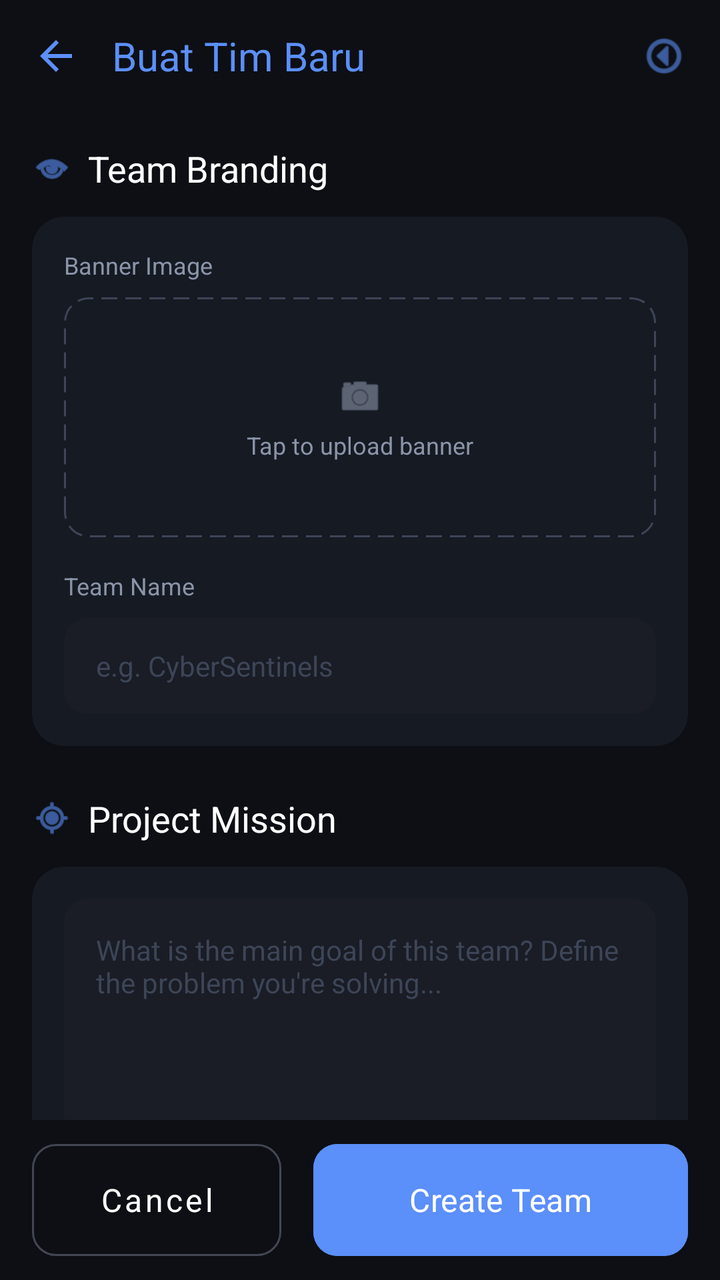
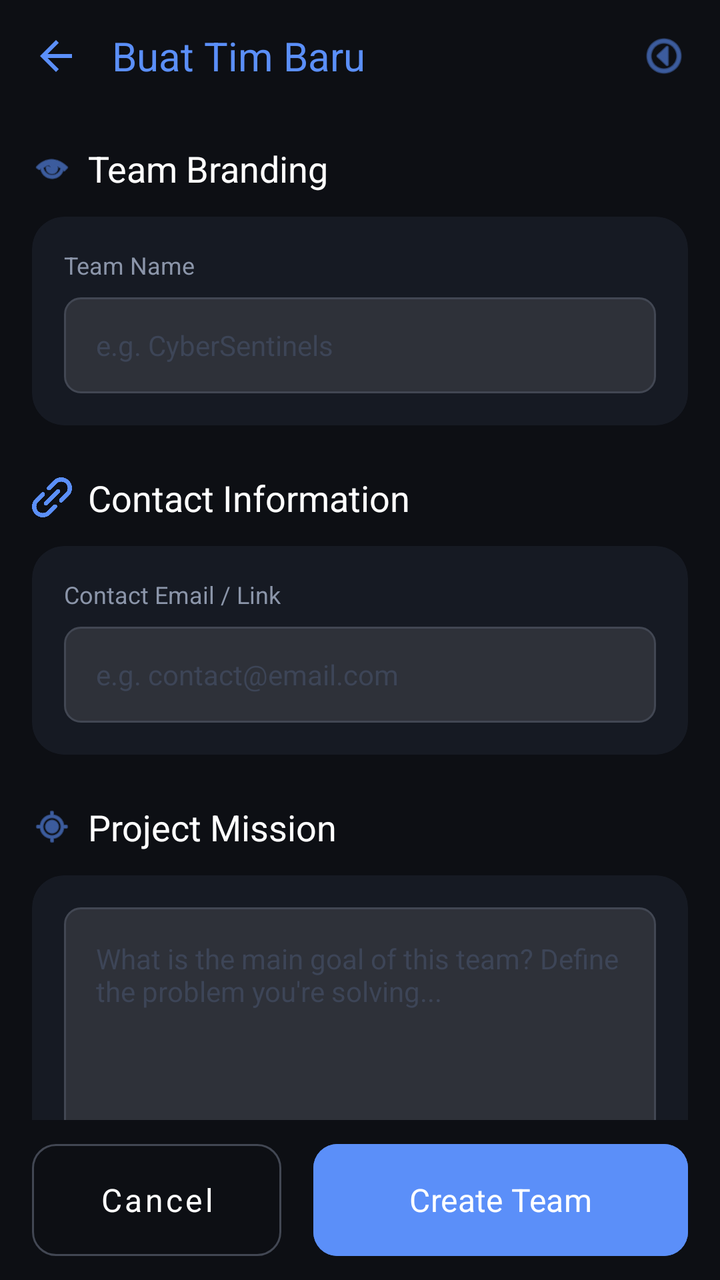

Two renders of the same Android screen: before a commit and after it. Below are the layout's source before the change and the commit's diff.
<!-- AndroidManifest.xml: application theme Theme.Joko -->
<!-- res/layout/activity_create_team.xml -->
<?xml version="1.0" encoding="utf-8"?>
<RelativeLayout xmlns:android="http://schemas.android.com/apk/res/android"
    xmlns:app="http://schemas.android.com/apk/res-auto"
    android:layout_width="match_parent"
    android:layout_height="match_parent"
    android:background="@color/bg_base">

    
    <LinearLayout
        android:id="@+id/header"
        android:layout_width="match_parent"
        android:layout_height="56dp"
        android:gravity="center_vertical"
        android:orientation="horizontal"
        android:paddingHorizontal="16dp">

        <ImageView
            android:id="@+id/btn_back"
            android:layout_width="24dp"
            android:layout_height="24dp"
            android:src="@drawable/abc_ic_ab_back_material"
            app:tint="@color/primary"
            android:clickable="true"
            android:focusable="true"
            android:background="?attr/selectableItemBackgroundBorderless"/>

        <TextView
            android:layout_width="0dp"
            android:layout_height="wrap_content"
            android:layout_marginStart="16dp"
            android:layout_weight="1"
            android:fontFamily="sans-serif-black"
            android:text="Buat Tim Baru"
            android:textColor="@color/primary"
            android:textSize="20sp" />

        <ImageView
            android:layout_width="24dp"
            android:layout_height="24dp"
            android:src="@android:drawable/ic_menu_more"
            app:tint="@color/primary"
            android:rotation="90"/>
    </LinearLayout>

    <androidx.core.widget.NestedScrollView
        android:layout_width="match_parent"
        android:layout_height="match_parent"
        android:layout_above="@id/bottom_bar"
        android:layout_below="@id/header">

        <LinearLayout
            android:layout_width="match_parent"
            android:layout_height="wrap_content"
            android:orientation="vertical"
            android:padding="16dp">

            
            <LinearLayout
                android:layout_width="match_parent"
                android:layout_height="wrap_content"
                android:gravity="center_vertical"
                android:orientation="horizontal">
                <ImageView
                    android:layout_width="20dp"
                    android:layout_height="20dp"
                    android:src="@android:drawable/ic_menu_view"
                    app:tint="@color/primary" />
                <TextView
                    android:layout_width="wrap_content"
                    android:layout_height="wrap_content"
                    android:layout_marginStart="8dp"
                    android:fontFamily="sans-serif-black"
                    android:text="Team Branding"
                    android:textColor="@color/white"
                    android:textSize="18sp" />
            </LinearLayout>

            <androidx.cardview.widget.CardView
                android:layout_width="match_parent"
                android:layout_height="wrap_content"
                android:layout_marginTop="12dp"
                app:cardBackgroundColor="@color/bg_surface"
                app:cardCornerRadius="16dp"
                app:cardElevation="0dp">

                <LinearLayout
                    android:layout_width="match_parent"
                    android:layout_height="wrap_content"
                    android:orientation="vertical"
                    android:padding="16dp">

                    <TextView
                        android:layout_width="wrap_content"
                        android:layout_height="wrap_content"
                        android:text="Banner Image"
                        android:textColor="@color/text_secondary"
                        android:textSize="12sp" />

                    <FrameLayout
                        android:layout_width="match_parent"
                        android:layout_height="120dp"
                        android:layout_marginTop="8dp"
                        android:background="@drawable/bg_dashed_border">

                        <LinearLayout
                            android:layout_width="wrap_content"
                            android:layout_height="wrap_content"
                            android:layout_gravity="center"
                            android:gravity="center"
                            android:orientation="vertical">
                            <ImageView
                                android:layout_width="24dp"
                                android:layout_height="24dp"
                                android:src="@android:drawable/ic_menu_camera"
                                app:tint="@color/text_secondary" />
                            <TextView
                                android:layout_width="wrap_content"
                                android:layout_height="wrap_content"
                                android:layout_marginTop="4dp"
                                android:text="Tap to upload banner"
                                android:textColor="@color/text_secondary"
                                android:textSize="12sp" />
                        </LinearLayout>
                    </FrameLayout>

                    <TextView
                        android:layout_width="wrap_content"
                        android:layout_height="wrap_content"
                        android:layout_marginTop="16dp"
                        android:text="Team Name"
                        android:textColor="@color/text_secondary"
                        android:textSize="12sp" />

                    <EditText
                        android:layout_width="match_parent"
                        android:layout_height="48dp"
                        android:layout_marginTop="8dp"
                        android:background="@drawable/bg_status_badge"
                        android:hint="e.g. CyberSentinels"
                        android:paddingHorizontal="16dp"
                        android:textColor="@color/white"
                        android:textColorHint="@color/text_disabled"
                        android:textSize="14sp" />
                </LinearLayout>
            </androidx.cardview.widget.CardView>

            
            <LinearLayout
                android:layout_width="match_parent"
                android:layout_height="wrap_content"
                android:layout_marginTop="24dp"
                android:gravity="center_vertical"
                android:orientation="horizontal">
                <ImageView
                    android:layout_width="20dp"
                    android:layout_height="20dp"
                    android:src="@android:drawable/ic_menu_mylocation"
                    app:tint="@color/primary" />
                <TextView
                    android:layout_width="wrap_content"
                    android:layout_height="wrap_content"
                    android:layout_marginStart="8dp"
                    android:fontFamily="sans-serif-black"
                    android:text="Project Mission"
                    android:textColor="@color/white"
                    android:textSize="18sp" />
            </LinearLayout>

            <androidx.cardview.widget.CardView
                android:layout_width="match_parent"
                android:layout_height="wrap_content"
                android:layout_marginTop="12dp"
                app:cardBackgroundColor="@color/bg_surface"
                app:cardCornerRadius="16dp"
                app:cardElevation="0dp"
                app:contentPadding="16dp">

                <EditText
                    android:layout_width="match_parent"
                    android:layout_height="120dp"
                    android:background="@drawable/bg_status_badge"
                    android:gravity="top"
                    android:hint="What is the main goal of this team? Define the problem you're solving..."
                    android:padding="16dp"
                    android:textColor="@color/white"
                    android:textColorHint="@color/text_disabled"
                    android:textSize="14sp" />
            </androidx.cardview.widget.CardView>

            
            <LinearLayout
                android:layout_width="match_parent"
                android:layout_height="wrap_content"
                android:layout_marginTop="24dp"
                android:gravity="center_vertical"
                android:orientation="horizontal">
                <ImageView
                    android:layout_width="20dp"
                    android:layout_height="20dp"
                    android:src="@android:drawable/ic_menu_agenda"
                    app:tint="@color/primary" />
                <TextView
                    android:layout_width="wrap_content"
                    android:layout_height="wrap_content"
                    android:layout_marginStart="8dp"
                    android:fontFamily="sans-serif-black"
                    android:text="Recruitment Details"
                    android:textColor="@color/white"
                    android:textSize="18sp" />
            </LinearLayout>

            <LinearLayout
                android:layout_width="match_parent"
                android:layout_height="wrap_content"
                android:layout_marginTop="12dp"
                android:orientation="horizontal">

                <LinearLayout
                    android:layout_width="0dp"
                    android:layout_height="wrap_content"
                    android:layout_weight="1"
                    android:orientation="vertical">
                    <TextView
                        android:layout_width="wrap_content"
                        android:layout_height="wrap_content"
                        android:text="Total Slots"
                        android:textColor="@color/text_secondary"
                        android:textSize="12sp" />
                    <LinearLayout
                        android:layout_width="match_parent"
                        android:layout_height="48dp"
                        android:layout_marginTop="8dp"
                        android:background="@drawable/bg_status_badge"
                        android:gravity="center_vertical"
                        android:paddingHorizontal="16dp">
                        <ImageView
                            android:layout_width="16dp"
                            android:layout_height="16dp"
                            android:src="@drawable/ic_team"
                            app:tint="@color/text_secondary" />
                        <EditText
                            android:layout_width="match_parent"
                            android:layout_height="match_parent"
                            android:layout_marginStart="8dp"
                            android:background="@android:color/transparent"
                            android:inputType="number"
                            android:text="4"
                            android:textColor="@color/white"
                            android:textSize="14sp" />
                    </LinearLayout>
                </LinearLayout>

                <LinearLayout
                    android:layout_width="0dp"
                    android:layout_height="wrap_content"
                    android:layout_marginStart="16dp"
                    android:layout_weight="1"
                    android:orientation="vertical">
                    <TextView
                        android:layout_width="wrap_content"
                        android:layout_height="wrap_content"
                        android:text="Project Type"
                        android:textColor="@color/text_secondary"
                        android:textSize="12sp" />
                    <Spinner
                        android:layout_width="match_parent"
                        android:layout_height="48dp"
                        android:layout_marginTop="8dp"
                        android:background="@drawable/bg_status_badge"
                        android:paddingHorizontal="16dp" />
                </LinearLayout>
            </LinearLayout>

            
            <LinearLayout
                android:layout_width="match_parent"
                android:layout_height="wrap_content"
                android:layout_marginTop="24dp"
                android:gravity="center_vertical"
                android:orientation="horizontal">
                <ImageView
                    android:layout_width="20dp"
                    android:layout_height="20dp"
                    android:src="@android:drawable/ic_menu_manage"
                    app:tint="@color/primary" />
                <TextView
                    android:layout_width="wrap_content"
                    android:layout_height="wrap_content"
                    android:layout_marginStart="8dp"
                    android:fontFamily="sans-serif-black"
                    android:text="Desired Stack"
                    android:textColor="@color/white"
                    android:textSize="18sp" />
            </LinearLayout>

            <androidx.cardview.widget.CardView
                android:layout_width="match_parent"
                android:layout_height="wrap_content"
                android:layout_marginTop="12dp"
                app:cardBackgroundColor="@color/bg_surface"
                app:cardCornerRadius="16dp"
                app:cardElevation="0dp"
                app:contentPadding="16dp">

                <LinearLayout
                    android:layout_width="match_parent"
                    android:layout_height="wrap_content"
                    android:orientation="vertical">

                    <com.google.android.material.chip.ChipGroup
                        android:id="@+id/chip_group_stack"
                        android:layout_width="match_parent"
                        android:layout_height="wrap_content"
                        app:chipSpacingHorizontal="8dp"
                        app:chipSpacingVertical="8dp">

                        

                    </com.google.android.material.chip.ChipGroup>

                    <LinearLayout
                        android:layout_width="match_parent"
                        android:layout_height="wrap_content"
                        android:layout_marginTop="16dp"
                        android:orientation="horizontal">
                        <EditText
                            android:id="@+id/et_add_stack"
                            android:layout_width="0dp"
                            android:layout_height="48dp"
                            android:layout_weight="1"
                            android:background="@drawable/bg_status_badge"
                            android:hint="Add technology..."
                            android:paddingHorizontal="16dp"
                            android:textColor="@color/white"
                            android:textColorHint="@color/text_disabled"
                            android:textSize="14sp" />
                        <com.google.android.material.button.MaterialButton
                            android:id="@+id/btn_add_stack"
                            android:layout_width="56dp"
                            android:layout_height="48dp"
                            android:layout_marginStart="12dp"
                            android:backgroundTint="@color/primary"
                            app:cornerRadius="12dp"
                            app:icon="@android:drawable/ic_input_add"
                            app:iconGravity="textStart"
                            app:iconPadding="0dp"
                            app:iconTint="@color/white"
                            android:insetTop="0dp"
                            android:insetBottom="0dp"/>
                    </LinearLayout>
                </LinearLayout>
            </androidx.cardview.widget.CardView>

            <View
                android:layout_width="match_parent"
                android:layout_height="32dp" />

        </LinearLayout>
    </androidx.core.widget.NestedScrollView>

    
    <LinearLayout
        android:id="@+id/bottom_bar"
        android:layout_width="match_parent"
        android:layout_height="80dp"
        android:layout_alignParentBottom="true"
        android:background="@color/bg_base"
        android:gravity="center_vertical"
        android:orientation="horizontal"
        android:paddingHorizontal="16dp">

        <com.google.android.material.button.MaterialButton
            android:id="@+id/btn_cancel"
            style="@style/Widget.MaterialComponents.Button.OutlinedButton"
            android:layout_width="0dp"
            android:layout_height="56dp"
            android:layout_weight="1"
            android:fontFamily="sans-serif-black"
            android:text="Cancel"
            android:textAllCaps="false"
            android:textColor="@color/white"
            android:textSize="16sp"
            app:cornerRadius="12dp"
            app:strokeColor="@color/outline_variant"
            android:insetTop="0dp"
            android:insetBottom="0dp"/>

        <com.google.android.material.button.MaterialButton
            android:id="@+id/btn_create_team"
            android:layout_width="0dp"
            android:layout_height="56dp"
            android:layout_marginStart="16dp"
            android:layout_weight="1.5"
            android:backgroundTint="@color/primary"
            android:fontFamily="sans-serif-black"
            android:text="Create Team"
            android:textAllCaps="false"
            android:textColor="@color/white"
            android:textSize="16sp"
            app:cornerRadius="12dp"
            android:insetTop="0dp"
            android:insetBottom="0dp"/>
    </LinearLayout>

</RelativeLayout>
<!-- resources referenced by this layout -->
<resources>
  <color name="bg_base">#0D0F14</color>
  <color name="bg_surface">#161A23</color>
  <color name="outline_variant">#424753</color>
  <color name="primary">#5B8FF9</color>
  <color name="text_disabled">#3D4557</color>
  <color name="text_secondary">#8B95A9</color>
  <color name="white">#FFFFFFFF</color>
  <!-- drawable bg_dashed_border (drawable) -->
  <?xml version="1.0" encoding="utf-8"?>
  <shape xmlns:android="http://schemas.android.com/apk/res/android">
      <stroke
          android:width="1dp"
          android:color="@color/text_disabled"
          android:dashWidth="8dp"
          android:dashGap="4dp" />
      <corners android:radius="12dp" />
  </shape>
  <!-- drawable bg_status_badge (drawable) -->
  <?xml version="1.0" encoding="utf-8"?>
  <shape xmlns:android="http://schemas.android.com/apk/res/android">
      <solid android:color="#1A1D26" />
      <corners android:radius="12dp" />
  </shape>
  <!-- drawable ic_team: png bitmap (drawable, 10889 bytes) -->
  <style name="Theme.Joko" parent="Base.Theme.Joko" />
  <style name="Base.Theme.Joko" parent="Theme.Material3.DayNight.NoActionBar">
          <item name="colorPrimary">@color/primary</item>
          <item name="android:statusBarColor">@color/bg_base</item>
          <item name="android:windowBackground">@color/bg_base</item>
  
          
          <item name="fontFamily">@font/font_body</item>
  
          <item name="textAppearanceHeadlineLarge">@style/TextAppearance.App.HeadlineLarge</item>
          <item name="textAppearanceHeadlineMedium">@style/TextAppearance.App.HeadlineMedium</item>
          <item name="textAppearanceHeadlineSmall">@style/TextAppearance.App.HeadlineSmall</item>
          <item name="textAppearanceTitleLarge">@style/TextAppearance.App.TitleLarge</item>
      </style>
  <style name="TextAppearance.App.HeadlineLarge" parent="TextAppearance.Material3.HeadlineLarge">
          <item name="fontFamily">@font/font_headlines</item>
          <item name="android:fontFamily">@font/font_headlines</item>
      </style>
  <style name="TextAppearance.App.HeadlineMedium" parent="TextAppearance.Material3.HeadlineMedium">
          <item name="fontFamily">@font/font_headlines</item>
          <item name="android:fontFamily">@font/font_headlines</item>
      </style>
  <style name="TextAppearance.App.HeadlineSmall" parent="TextAppearance.Material3.HeadlineSmall">
          <item name="fontFamily">@font/font_headlines</item>
          <item name="android:fontFamily">@font/font_headlines</item>
      </style>
  <style name="TextAppearance.App.TitleLarge" parent="TextAppearance.Material3.TitleLarge">
          <item name="fontFamily">@font/font_headlines</item>
          <item name="android:fontFamily">@font/font_headlines</item>
          <item name="android:textStyle">bold</item>
      </style>
</resources>

<!-- the commit's change to res/layout/activity_create_team.xml (unified diff, before → after) -->
@@ -92,55 +92,80 @@
                     <TextView
                         android:layout_width="wrap_content"
                         android:layout_height="wrap_content"
-                        android:text="Banner Image"
-                        android:textColor="@color/text_secondary"
-                        android:textSize="12sp" />
-
-                    <FrameLayout
-                        android:layout_width="match_parent"
-                        android:layout_height="120dp"
-                        android:layout_marginTop="8dp"
-                        android:background="@drawable/bg_dashed_border">
-
-                        <LinearLayout
-                            android:layout_width="wrap_content"
-                            android:layout_height="wrap_content"
-                            android:layout_gravity="center"
-                            android:gravity="center"
-                            android:orientation="vertical">
-                            <ImageView
-                                android:layout_width="24dp"
-                                android:layout_height="24dp"
-                                android:src="@android:drawable/ic_menu_camera"
-                                app:tint="@color/text_secondary" />
-                            <TextView
-                                android:layout_width="wrap_content"
-                                android:layout_height="wrap_content"
-                                android:layout_marginTop="4dp"
-                                android:text="Tap to upload banner"
-                                android:textColor="@color/text_secondary"
-                                android:textSize="12sp" />
-                        </LinearLayout>
-                    </FrameLayout>
-
-                    <TextView
-                        android:layout_width="wrap_content"
-                        android:layout_height="wrap_content"
-                        android:layout_marginTop="16dp"
                         android:text="Team Name"
                         android:textColor="@color/text_secondary"
                         android:textSize="12sp" />
 
                     <EditText
+                        android:id="@+id/et_team_name"
                         android:layout_width="match_parent"
                         android:layout_height="48dp"
                         android:layout_marginTop="8dp"
-                        android:background="@drawable/bg_status_badge"
+                        android:background="@drawable/bg_input_field"
                         android:hint="e.g. CyberSentinels"
                         android:paddingHorizontal="16dp"
                         android:textColor="@color/white"
                         android:textColorHint="@color/text_disabled"
-                        android:textSize="14sp" />
+                        android:textSize="14sp"
+                        android:inputType="text" />
+                </LinearLayout>
+            </androidx.cardview.widget.CardView>
+
+            
+            <LinearLayout
+                android:layout_width="match_parent"
+                android:layout_height="wrap_content"
+                android:layout_marginTop="24dp"
+                android:gravity="center_vertical"
+                android:orientation="horizontal">
+                <ImageView
+                    android:layout_width="20dp"
+                    android:layout_height="20dp"
+                    android:src="@drawable/ic_link"
+                    app:tint="@color/primary" />
+                <TextView
+                    android:layout_width="wrap_content"
+                    android:layout_height="wrap_content"
+                    android:layout_marginStart="8dp"
+                    android:fontFamily="sans-serif-black"
+                    android:text="Contact Information"
+                    android:textColor="@color/white"
+                    android:textSize="18sp" />
+            </LinearLayout>
+
+            <androidx.cardview.widget.CardView
+                android:layout_width="match_parent"
+                android:layout_height="wrap_content"
+                android:layout_marginTop="12dp"
+                app:cardBackgroundColor="@color/bg_surface"
+                app:cardCornerRadius="16dp"
+                app:cardElevation="0dp">
+
+                <LinearLayout
+                    android:layout_width="match_parent"
+                    android:layout_height="wrap_content"
+                    android:orientation="vertical"
+                    android:padding="16dp">
+
+                    <TextView
+                        android:layout_width="wrap_content"
+                        android:layout_height="wrap_content"
+                        android:text="Contact Email / Link"
+                        android:textColor="@color/text_secondary"
+                        android:textSize="12sp" />
+
+                    <EditText
+                        android:id="@+id/et_contact"
+                        android:layout_width="match_parent"
+                        android:layout_height="48dp"
+                        android:layout_marginTop="8dp"
+                        android:background="@drawable/bg_input_field"
+                        android:hint="e.g. contact@email.com"
+                        android:paddingHorizontal="16dp"
+                        android:textColor="@color/white"
+                        android:textColorHint="@color/text_disabled"
+                        android:textSize="14sp"
+                        android:inputType="textEmailAddress" />
                 </LinearLayout>
             </androidx.cardview.widget.CardView>
 
@@ -176,15 +201,17 @@
                 app:contentPadding="16dp">
 
                 <EditText
+                    android:id="@+id/et_mission"
                     android:layout_width="match_parent"
                     android:layout_height="120dp"
-                    android:background="@drawable/bg_status_badge"
+                    android:background="@drawable/bg_input_field"
                     android:gravity="top"
                     android:hint="What is the main goal of this team? Define the problem you're solving..."
                     android:padding="16dp"
                     android:textColor="@color/white"
                     android:textColorHint="@color/text_disabled"
-                    android:textSize="14sp" />
+                    android:textSize="14sp"
+                    android:inputType="textMultiLine" />
             </androidx.cardview.widget.CardView>
 
             
@@ -230,7 +257,7 @@
                         android:layout_width="match_parent"
                         android:layout_height="48dp"
                         android:layout_marginTop="8dp"
-                        android:background="@drawable/bg_status_badge"
+                        android:background="@drawable/bg_input_field"
                         android:gravity="center_vertical"
                         android:paddingHorizontal="16dp">
                         <ImageView
@@ -239,6 +266,7 @@
                             android:src="@drawable/ic_team"
                             app:tint="@color/text_secondary" />
                         <EditText
+                            android:id="@+id/et_slots"
                             android:layout_width="match_parent"
                             android:layout_height="match_parent"
                             android:layout_marginStart="8dp"
@@ -262,12 +290,18 @@
                         android:text="Project Type"
                         android:textColor="@color/text_secondary"
                         android:textSize="12sp" />
-                    <Spinner
+                    <EditText
+                        android:id="@+id/et_project_type"
                         android:layout_width="match_parent"
                         android:layout_height="48dp"
                         android:layout_marginTop="8dp"
-                        android:background="@drawable/bg_status_badge"
-                        android:paddingHorizontal="16dp" />
+                        android:background="@drawable/bg_input_field"
+                        android:hint="e.g. Web App"
+                        android:paddingHorizontal="16dp"
+                        android:textColor="@color/white"
+                        android:textColorHint="@color/text_disabled"
+                        android:textSize="14sp"
+                        android:inputType="text" />
                 </LinearLayout>
             </LinearLayout>
 
@@ -328,7 +362,7 @@
                             android:layout_width="0dp"
                             android:layout_height="48dp"
                             android:layout_weight="1"
-                            android:background="@drawable/bg_status_badge"
+                            android:background="@drawable/bg_input_field"
                             android:hint="Add technology..."
                             android:paddingHorizontal="16dp"
                             android:textColor="@color/white"
<!-- resource entries referenced after the edit -->
@@ -7,22 +7,14 @@
   <color name="text_disabled">#3D4557</color>
   <color name="text_secondary">#8B95A9</color>
   <color name="white">#FFFFFFFF</color>
-  <!-- drawable bg_dashed_border (drawable) -->
+  <!-- drawable bg_input_field (drawable) -->
   <?xml version="1.0" encoding="utf-8"?>
   <shape xmlns:android="http://schemas.android.com/apk/res/android">
-      <stroke
-          android:width="1dp"
-          android:color="@color/text_disabled"
-          android:dashWidth="8dp"
-          android:dashGap="4dp" />
-      <corners android:radius="12dp" />
+      <solid android:color="#1AFFFFFF" />
+      <corners android:radius="8dp" />
+      <stroke android:width="1dp" android:color="@color/outline_variant" />
   </shape>
-  <!-- drawable bg_status_badge (drawable) -->
-  <?xml version="1.0" encoding="utf-8"?>
-  <shape xmlns:android="http://schemas.android.com/apk/res/android">
-      <solid android:color="#1A1D26" />
-      <corners android:radius="12dp" />
-  </shape>
+  <!-- drawable ic_link: png bitmap (drawable, 7169 bytes) -->
   <!-- drawable ic_team: png bitmap (drawable, 10889 bytes) -->
   <style name="Theme.Joko" parent="Base.Theme.Joko" />
   <style name="Base.Theme.Joko" parent="Theme.Material3.DayNight.NoActionBar">
